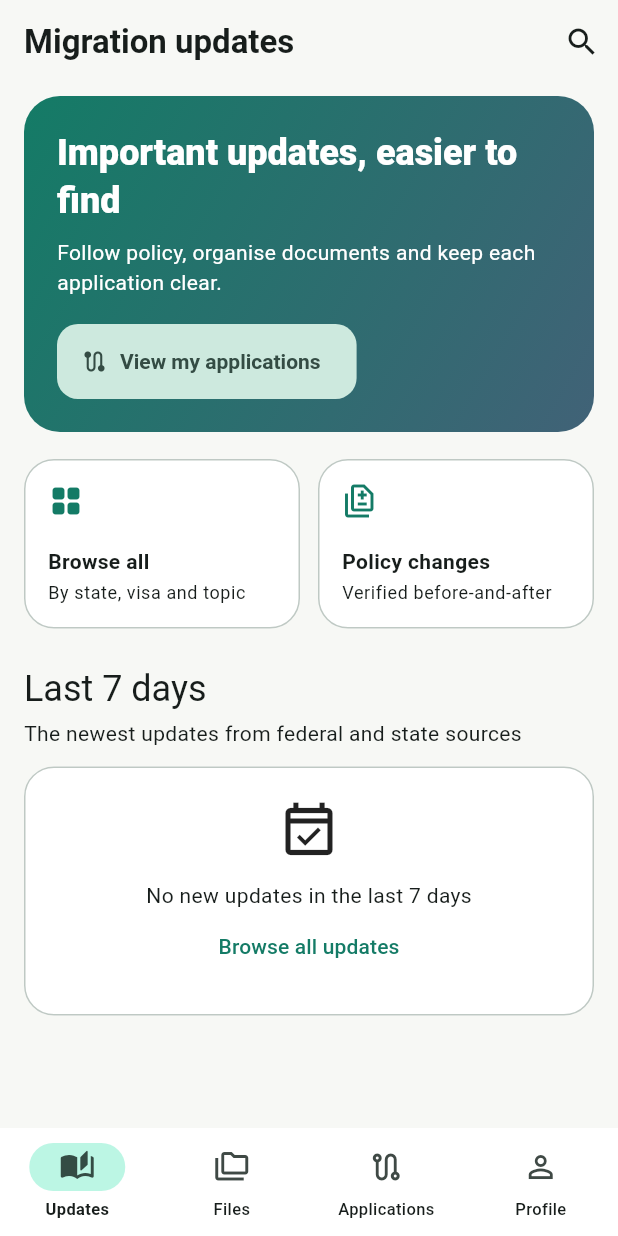
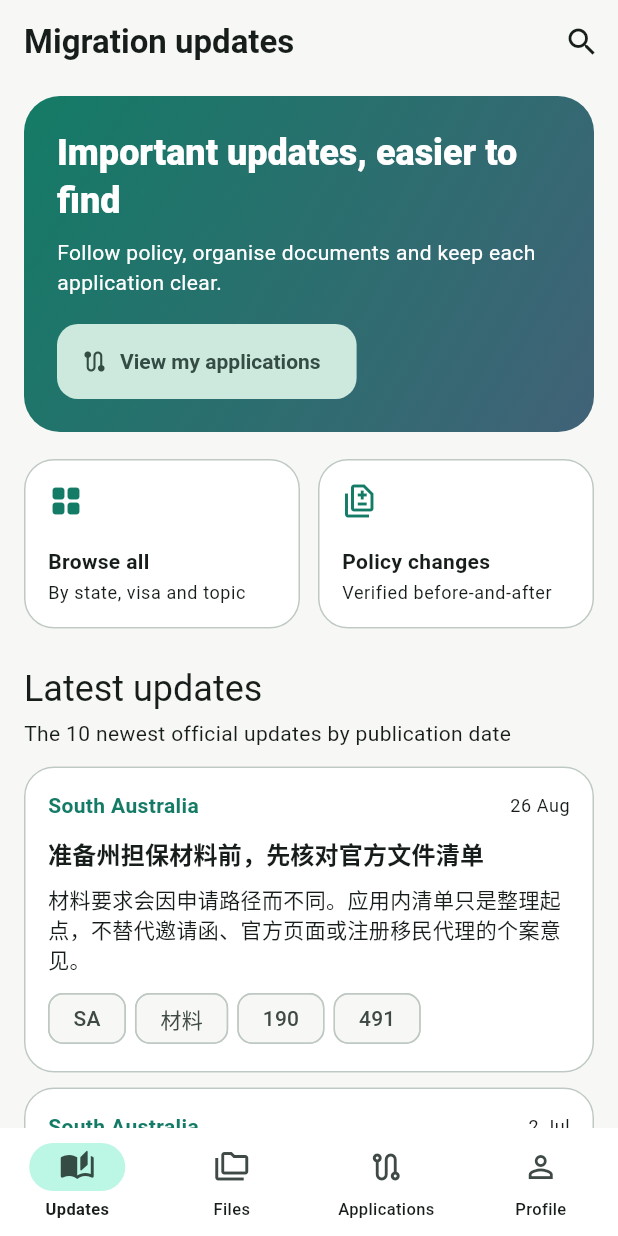
Before and after one commit to Longao5k/migration-companion, a Flutter app: the screen it shows after launch, on a phone screen of 412 x 824 dp. Run offline on Flutter 3.47's test engine with Material 3 defaults, Android fonts, the light colour scheme and no system bars; our stand-ins replace file_picker, flutter_local_notifications, flutter_riverpod, flutter_secure_storage, in_app_purchase, open_filex and 4 more; missing offline and left inert: cryptography, dart_pdf_editor, docx_creator; accounts and stored records are empty; network calls fail.

Commit message:
fix(mobile): persist library and show latest news

```diff
--- a/apps/mobile/lib/core/state/material_library_store.dart
+++ b/apps/mobile/lib/core/state/material_library_store.dart
@@ -61,6 +61,7 @@ class MaterialLibraryStore extends StateNotifier<MaterialLibraryState> {
   );
 
   Future<PersonMaterialProfile> addPerson(String name) async {
+    await ready;
     final trimmed = name.trim();
     if (trimmed.isEmpty) throw const FormatException('Name cannot be empty');
     final person = PersonMaterialProfile(id: _uuid.v4(), name: trimmed);
@@ -70,6 +71,7 @@ class MaterialLibraryStore extends StateNotifier<MaterialLibraryState> {
   }
 
   Future<void> removePerson(String personId) async {
+    await ready;
     final person = state.people.firstWhere((item) => item.id == personId);
     for (final folder in person.folders) {
       for (final document in folder.documents) {
@@ -87,6 +89,7 @@ class MaterialLibraryStore extends StateNotifier<MaterialLibraryState> {
     required String categoryId,
     String customName = '',
   }) async {
+    await ready;
     final name = customName.trim();
     if (categoryId == 'custom' && name.isEmpty) {
       throw const FormatException('Custom folder name cannot be empty');
@@ -113,6 +116,7 @@ class MaterialLibraryStore extends StateNotifier<MaterialLibraryState> {
     required Uint8List bytes,
     String? contentType,
   }) async {
+    await ready;
     if (bytes.isEmpty) throw const FormatException('The file is empty');
     if (bytes.length > 50 * 1024 * 1024) {
       throw const FormatException('A file cannot exceed 50 MB');
@@ -158,6 +162,7 @@ class MaterialLibraryStore extends StateNotifier<MaterialLibraryState> {
     required String folderId,
     required String documentId,
   }) async {
+    await ready;
     final person = state.people.firstWhere((item) => item.id == personId);
     final folder = person.folders.firstWhere((item) => item.id == folderId);
     final document = folder.documents.firstWhere(
--- a/apps/mobile/lib/features/home/home_screen.dart
+++ b/apps/mobile/lib/features/home/home_screen.dart
@@ -16,10 +16,9 @@ class HomeScreen extends ConsumerWidget {
   Widget build(BuildContext context, WidgetRef ref) {
     final state = ref.watch(appStoreProvider);
     final zh = isChineseUi(context);
-    final cutoff = DateTime.now().subtract(const Duration(days: 7));
-    final recent =
-        state.news.where((item) => item.publishedAt.isAfter(cutoff)).toList()
-          ..sort((a, b) => b.publishedAt.compareTo(a.publishedAt));
+    final orderedNews = [...state.news]
+      ..sort((a, b) => b.publishedAt.compareTo(a.publishedAt));
+    final recent = orderedNews.take(10).toList(growable: false);
     return Scaffold(
       appBar: AppBar(
         title: Text(zh ? '移民资讯' : 'Migration updates'),
@@ -71,14 +70,14 @@ class HomeScreen extends ConsumerWidget {
             ),
             const SizedBox(height: 24),
             Text(
-              zh ? '最近 7 天' : 'Last 7 days',
+              zh ? '最新资讯' : 'Latest updates',
               style: Theme.of(context).textTheme.headlineSmall,
             ),
             const SizedBox(height: 4),
             Text(
               zh
-                  ? '来自澳洲联邦与各州的最新资讯'
-                  : 'The newest updates from federal and state sources',
+                  ? '按发布时间展示最近 10 条官方资讯'
+                  : 'The 10 newest official updates by publication date',
             ),
             const SizedBox(height: 12),
             if (state.isContentRefreshing && recent.isEmpty)
@@ -94,18 +93,14 @@ class HomeScreen extends ConsumerWidget {
                     children: [
                       const Icon(Icons.event_available_outlined, size: 42),
                       const SizedBox(height: 12),
-                      Text(
-                        zh
-                            ? '最近 7 天暂无新资讯'
-                            : 'No new updates in the last 7 days',
-                      ),
+                      Text(zh ? '暂时没有可显示的资讯' : 'No updates are available yet'),
                       TextButton(
                         onPressed: () => Navigator.of(context).push(
                           MaterialPageRoute(
                             builder: (_) => const NewsCatalogScreen(),
                           ),
                         ),
-                        child: Text(zh ? '查看全部历史资讯' : 'Browse all updates'),
+                        child: Text(zh ? '查看全部资讯' : 'Browse all updates'),
                       ),
                     ],
                   ),
```
Also changed, not shown: apps/mobile/lib/core/storage/local_repository_native.dart (+20 -4 lines), 1 other file.
